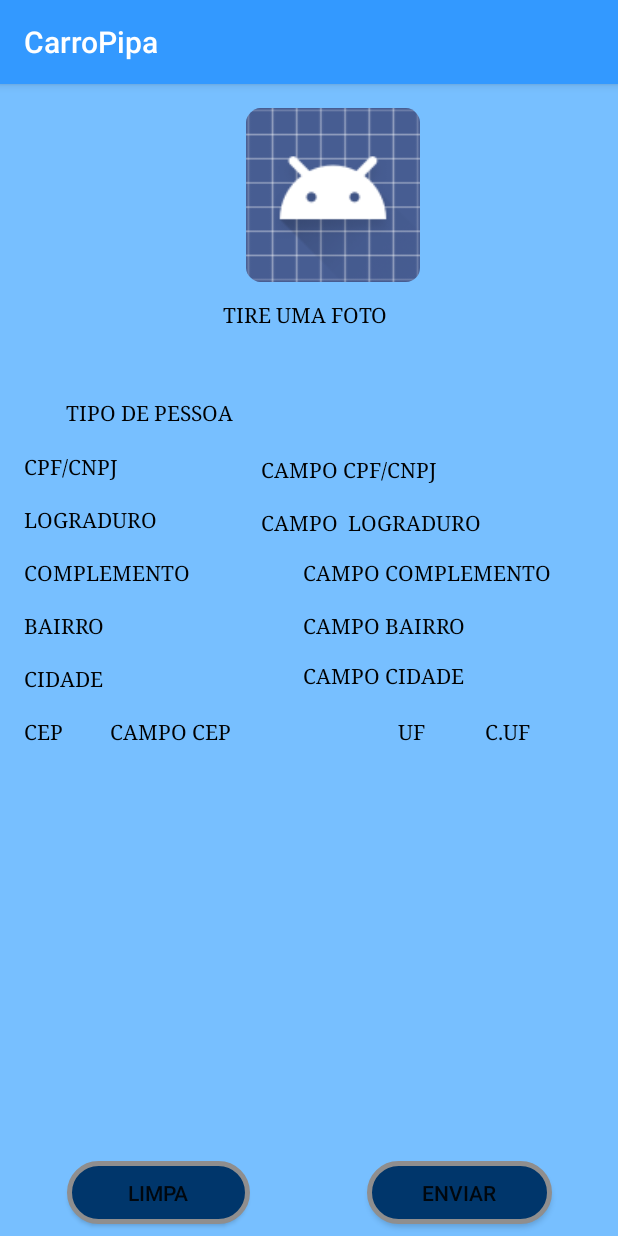
After one commit to InovaUFRPE/CarroPipa, an Android app: the PerfilActivity screen opened directly, with no data from a screen before it, on a phone screen of 412 x 824 dp. The commit adds this screen. Run offline under Robolectric (Android 15) with nearby library versions, the phone set to English and light mode, and no system bars.

Commit message:
tela de perfil
falta criar o objeto para alimentar os textview

```diff
--- a/app/src/main/AndroidManifest.xml
+++ b/app/src/main/AndroidManifest.xml
@@ -48,7 +48,8 @@
 
         <activity
             android:name=".infraestrutura.ui.MapsActivity"
-            android:label="@string/title_activity_maps"></activity>
+            android:label="@string/title_activity_maps" />
+        <activity android:name=".infraestrutura.ui.PerfilActivity"></activity>
     </application>
 
 </manifest>
--- a/app/src/main/java/com/inova/ufrpe/processos/carropipa/infraestrutura/ui/LoginActivity.java
+++ b/app/src/main/java/com/inova/ufrpe/processos/carropipa/infraestrutura/ui/LoginActivity.java
@@ -58,6 +58,7 @@ public class   LoginActivity extends AppCompatActivity {
                         Toast.makeText(LoginActivity.this, getString(R.string.campo_vazio), Toast.LENGTH_SHORT).show();
 
                     } else {
+                        //TODO IP para connected.
                         url = "http://10.246.1.121:5000/login/logar";
                         parametros = "email=" + emailUser +"&senha=" + senhaUser;
                         new SolicitaDados().execute(url);
--- /dev/null
+++ b/app/src/main/java/com/inova/ufrpe/processos/carropipa/infraestrutura/ui/PerfilActivity.java
@@ -0,0 +1,14 @@
+package com.inova.ufrpe.processos.carropipa.infraestrutura.ui;
+
+import android.support.v7.app.AppCompatActivity;
+import android.os.Bundle;
+import com.inova.ufrpe.processos.carropipa.R;
+
+public class PerfilActivity extends AppCompatActivity {
+
+    @Override
+    protected void onCreate(Bundle savedInstanceState) {
+        super.onCreate( savedInstanceState );
+        setContentView( R.layout.activity_perfil );
+    }
+}
--- /dev/null
+++ b/app/src/main/res/layout/activity_perfil.xml
@@ -0,0 +1,300 @@
+<?xml version="1.0" encoding="utf-8"?>
+<android.support.constraint.ConstraintLayout xmlns:android="http://schemas.android.com/apk/res/android"
+    xmlns:app="http://schemas.android.com/apk/res-auto"
+    xmlns:tools="http://schemas.android.com/tools"
+    android:layout_width="match_parent"
+    android:layout_height="match_parent"
+    android:background="@color/colorSecundaryAccent"
+    tools:context="com.inova.ufrpe.processos.carropipa.infraestrutura.ui.PerfilActivity">
+
+    <ImageView
+        android:id="@+id/imageView8"
+        android:layout_width="116dp"
+        android:layout_height="116dp"
+        android:layout_marginStart="8dp"
+        android:layout_marginTop="16dp"
+        android:layout_marginEnd="132dp"
+        app:layout_constraintEnd_toEndOf="parent"
+        app:layout_constraintHorizontal_bias="1.0"
+        app:layout_constraintStart_toStartOf="parent"
+        app:layout_constraintTop_toTopOf="parent"
+        app:srcCompat="@android:drawable/sym_def_app_icon" />
+
+    <ScrollView
+        android:id="@+id/scrollView3"
+        android:layout_width="238dp"
+        android:layout_height="34dp"
+        android:layout_marginTop="40dp"
+        android:layout_marginEnd="8dp"
+        app:layout_constraintEnd_toEndOf="parent"
+        app:layout_constraintTop_toBottomOf="@+id/textView3">
+
+        <LinearLayout
+            android:layout_width="match_parent"
+            android:layout_height="wrap_content"
+            android:orientation="vertical" />
+    </ScrollView>
+
+    <TextView
+        android:id="@+id/textView3"
+        android:layout_width="115dp"
+        android:layout_height="21dp"
+        android:layout_marginStart="8dp"
+        android:layout_marginTop="12dp"
+        android:layout_marginEnd="8dp"
+        android:text="TIRE UMA FOTO"
+        android:textAppearance="@style/TextAppearance.AppCompat.Body1"
+        android:textColor="@color/common_google_signin_btn_text_dark_focused"
+        android:typeface="serif"
+        app:layout_constraintEnd_toEndOf="parent"
+        app:layout_constraintHorizontal_bias="0.501"
+        app:layout_constraintStart_toStartOf="parent"
+        app:layout_constraintTop_toBottomOf="@+id/imageView8" />
+
+    <TextView
+        android:id="@+id/textView4"
+        android:layout_width="114dp"
+        android:layout_height="24dp"
+        android:layout_marginStart="8dp"
+        android:layout_marginTop="44dp"
+        android:layout_marginEnd="8dp"
+        android:text="TIPO DE PESSOA"
+        android:textAppearance="@style/TextAppearance.AppCompat.Body1"
+        android:textColor="@color/common_google_signin_btn_text_dark_focused"
+        android:typeface="serif"
+        app:layout_constraintEnd_toStartOf="@+id/scrollView3"
+        app:layout_constraintHorizontal_bias="1.0"
+        app:layout_constraintStart_toStartOf="parent"
+        app:layout_constraintTop_toBottomOf="@+id/textView3" />
+
+    <TextView
+        android:id="@+id/textView5"
+        android:layout_width="114dp"
+        android:layout_height="23dp"
+        android:layout_marginStart="16dp"
+        android:layout_marginTop="12dp"
+        android:text="CPF/CNPJ"
+        android:textAppearance="@style/TextAppearance.AppCompat.Body1"
+        android:textColor="@color/common_google_signin_btn_text_dark_focused"
+        android:typeface="serif"
+        app:layout_constraintStart_toStartOf="parent"
+        app:layout_constraintTop_toBottomOf="@+id/textView4" />
+
+    <TextView
+        android:id="@+id/textView12"
+        android:layout_width="202dp"
+        android:layout_height="23dp"
+        android:layout_marginStart="44dp"
+        android:layout_marginTop="8dp"
+        android:layout_marginEnd="8dp"
+        android:text="CAMPO CPF/CNPJ"
+        android:textAppearance="@style/TextAppearance.AppCompat.Body1"
+        android:textColor="@color/common_google_signin_btn_text_dark_focused"
+        android:typeface="serif"
+        app:layout_constraintEnd_toEndOf="parent"
+        app:layout_constraintHorizontal_bias="0.0"
+        app:layout_constraintStart_toEndOf="@+id/textView5"
+        app:layout_constraintTop_toBottomOf="@+id/scrollView3" />
+
+    <TextView
+        android:id="@+id/textView13"
+        android:layout_width="202dp"
+        android:layout_height="23dp"
+        android:layout_marginStart="8dp"
+        android:layout_marginTop="10dp"
+        android:layout_marginEnd="8dp"
+        android:text="CAMPO COMPLEMENTO"
+        android:textAppearance="@style/TextAppearance.AppCompat.Body1"
+        android:textColor="@color/common_google_signin_btn_text_dark_focused"
+        android:typeface="serif"
+        app:layout_constraintEnd_toEndOf="parent"
+        app:layout_constraintHorizontal_bias="1.0"
+        app:layout_constraintStart_toEndOf="@+id/textView7"
+        app:layout_constraintTop_toBottomOf="@+id/textView14" />
+
+    <TextView
+        android:id="@+id/textView15"
+        android:layout_width="202dp"
+        android:layout_height="21dp"
+        android:layout_marginStart="8dp"
+        android:layout_marginTop="12dp"
+        android:layout_marginEnd="8dp"
+        android:text="CAMPO BAIRRO"
+        android:textAppearance="@style/TextAppearance.AppCompat.Body1"
+        android:textColor="@color/common_google_signin_btn_text_dark_focused"
+        android:typeface="serif"
+        app:layout_constraintEnd_toEndOf="parent"
+        app:layout_constraintHorizontal_bias="1.0"
+        app:layout_constraintStart_toEndOf="@+id/textView8"
+        app:layout_constraintTop_toBottomOf="@+id/textView13" />
+
+    <TextView
+        android:id="@+id/textView16"
+        android:layout_width="202dp"
+        android:layout_height="21dp"
+        android:layout_marginStart="8dp"
+        android:layout_marginTop="12dp"
+        android:layout_marginEnd="8dp"
+        android:text="CAMPO CIDADE"
+        android:textAppearance="@style/TextAppearance.AppCompat.Body1"
+        android:textColor="@color/common_google_signin_btn_text_dark_focused"
+        android:typeface="serif"
+        app:layout_constraintEnd_toEndOf="parent"
+        app:layout_constraintHorizontal_bias="1.0"
+        app:layout_constraintStart_toEndOf="@+id/textView9"
+        app:layout_constraintTop_toBottomOf="@+id/textView15" />
+
+    <TextView
+        android:id="@+id/textView17"
+        android:layout_width="172dp"
+        android:layout_height="21dp"
+        android:layout_marginStart="12dp"
+        android:layout_marginTop="16dp"
+        android:text="CAMPO CEP"
+        android:textAppearance="@style/TextAppearance.AppCompat.Body1"
+        android:textColor="@color/common_google_signin_btn_text_dark_focused"
+        android:typeface="serif"
+        app:layout_constraintStart_toEndOf="@+id/textView10"
+        app:layout_constraintTop_toBottomOf="@+id/textView16" />
+
+    <TextView
+        android:id="@+id/textView14"
+        android:layout_width="202dp"
+        android:layout_height="23dp"
+        android:layout_marginStart="44dp"
+        android:layout_marginTop="12dp"
+        android:layout_marginEnd="8dp"
+        android:text="CAMPO  LOGRADURO"
+        android:textAppearance="@style/TextAppearance.AppCompat.Body1"
+        android:textColor="@color/common_google_signin_btn_text_dark_focused"
+        android:typeface="serif"
+        app:layout_constraintEnd_toEndOf="parent"
+        app:layout_constraintHorizontal_bias="0.0"
+        app:layout_constraintStart_toEndOf="@+id/textView5"
+        app:layout_constraintTop_toBottomOf="@+id/textView12" />
+
+    <TextView
+        android:id="@+id/textView6"
+        android:layout_width="114dp"
+        android:layout_height="23dp"
+        android:layout_marginStart="16dp"
+        android:layout_marginTop="12dp"
+        android:text="LOGRADURO"
+        android:textAppearance="@style/TextAppearance.AppCompat.Body1"
+        android:textColor="@color/common_google_signin_btn_text_dark_focused"
+        android:typeface="serif"
+        app:layout_constraintStart_toStartOf="parent"
+        app:layout_constraintTop_toBottomOf="@+id/textView5" />
+
+    <TextView
+        android:id="@+id/textView7"
+        android:layout_width="114dp"
+        android:layout_height="23dp"
+        android:layout_marginStart="16dp"
+        android:layout_marginTop="12dp"
+        android:text="COMPLEMENTO"
+        android:textAppearance="@style/TextAppearance.AppCompat.Body1"
+        android:textColor="@color/common_google_signin_btn_text_dark_focused"
+        android:typeface="serif"
+        app:layout_constraintStart_toStartOf="parent"
+        app:layout_constraintTop_toBottomOf="@+id/textView6" />
+
+    <TextView
+        android:id="@+id/textView8"
+        android:layout_width="69dp"
+        android:layout_height="23dp"
+        android:layout_marginStart="16dp"
+        android:layout_marginTop="12dp"
+        android:text="BAIRRO"
+        android:textAppearance="@style/TextAppearance.AppCompat.Body1"
+        android:textColor="@color/common_google_signin_btn_text_dark_focused"
+        android:typeface="serif"
+        app:layout_constraintStart_toStartOf="parent"
+        app:layout_constraintTop_toBottomOf="@+id/textView7" />
+
+    <TextView
+        android:id="@+id/textView9"
+        android:layout_width="69dp"
+        android:layout_height="23dp"
+        android:layout_marginStart="16dp"
+        android:layout_marginTop="12dp"
+        android:text="CIDADE"
+        android:textAppearance="@style/TextAppearance.AppCompat.Body1"
+        android:textColor="@color/common_google_signin_btn_text_dark_focused"
+        android:typeface="serif"
+        app:layout_constraintStart_toStartOf="parent"
+        app:layout_constraintTop_toBottomOf="@+id/textView8" />
+
+    <TextView
+        android:id="@+id/textView10"
+        android:layout_width="45dp"
+        android:layout_height="23dp"
+        android:layout_marginStart="16dp"
+        android:layout_marginTop="12dp"
+        android:text="CEP"
+        android:textAppearance="@style/TextAppearance.AppCompat.Body1"
+        android:textColor="@color/common_google_signin_btn_text_dark_focused"
+        android:typeface="serif"
+        app:layout_constraintStart_toStartOf="parent"
+        app:layout_constraintTop_toBottomOf="@+id/textView9" />
+
+    <TextView
+        android:id="@+id/textView11"
+        android:layout_width="26dp"
+        android:layout_height="23dp"
+        android:layout_marginStart="20dp"
+        android:layout_marginTop="16dp"
+        android:text="UF"
+        android:textAppearance="@style/TextAppearance.AppCompat.Body1"
+        android:textColor="@color/common_google_signin_btn_text_dark_focused"
+        android:typeface="serif"
+        app:layout_constraintStart_toEndOf="@+id/textView17"
+        app:layout_constraintTop_toBottomOf="@+id/textView16" />
+
+    <TextView
+        android:id="@+id/textView18"
+        android:layout_width="39dp"
+        android:layout_height="23dp"
+        android:layout_marginStart="8dp"
+        android:layout_marginTop="16dp"
+        android:layout_marginEnd="8dp"
+        android:text="C.UF"
+        android:textAppearance="@style/TextAppearance.AppCompat.Body1"
+        android:textColor="@color/common_google_signin_btn_text_dark_focused"
+        android:typeface="serif"
+        app:layout_constraintEnd_toEndOf="parent"
+        app:layout_constraintHorizontal_bias="0.368"
+        app:layout_constraintStart_toEndOf="@+id/textView11"
+        app:layout_constraintTop_toBottomOf="@+id/textView16" />
+
+    <Button
+        android:id="@+id/button"
+        android:layout_width="122dp"
+        android:layout_height="42dp"
+        android:layout_marginStart="32dp"
+        android:layout_marginTop="8dp"
+        android:layout_marginEnd="60dp"
+        android:layout_marginBottom="8dp"
+        android:background="@drawable/botao_redondo"
+        android:text="LIMPA"
+        app:layout_constraintBottom_toBottomOf="parent"
+        app:layout_constraintEnd_toStartOf="@+id/button3"
+        app:layout_constraintHorizontal_bias="0.423"
+        app:layout_constraintStart_toStartOf="parent"
+        app:layout_constraintTop_toBottomOf="@+id/textView10"
+        app:layout_constraintVertical_bias="1.0" />
+
+    <Button
+        android:id="@+id/button3"
+        android:layout_width="123dp"
+        android:layout_height="42dp"
+        android:layout_marginTop="8dp"
+        android:layout_marginEnd="44dp"
+        android:layout_marginBottom="8dp"
+        android:background="@drawable/botao_redondo"
+        android:text="ENVIAR"
+        app:layout_constraintBottom_toBottomOf="parent"
+        app:layout_constraintEnd_toEndOf="parent"
+        app:layout_constraintTop_toBottomOf="@+id/textView10"
+        app:layout_constraintVertical_bias="1.0" />
+</android.support.constraint.ConstraintLayout>
```
Also changed, not shown: 110 other files.
